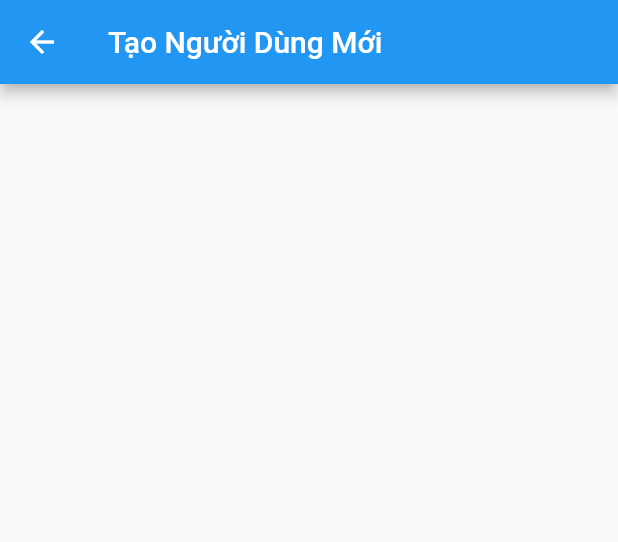
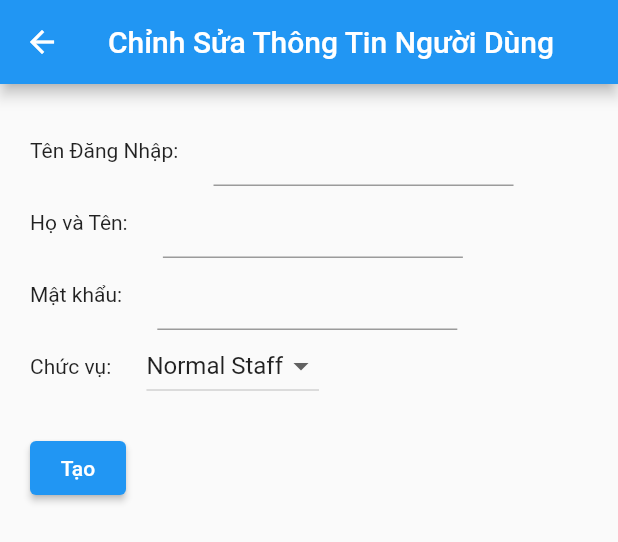
Before and after one commit to PercyPham/qrmos, a Flutter app: the UserManagementScreen widget shown alone on an empty page, opened directly, after a tap on "Tạo mới", on a phone screen of 412 x 824 dp. Shown: the top 542 px of the screen. Run offline on Flutter 3.47's test engine with Material 2 defaults, Android fonts, the phone set to English and light mode, and no system bars; our stand-ins replace shared_preferences; accounts and stored records are empty; network calls fail.

Commit message:
feat(fe): create new user

```diff
--- a/frontend/lib/main.dart
+++ b/frontend/lib/main.dart
@@ -30,7 +30,6 @@ class MyApp extends StatelessWidget {
         "/": (context) => const DashboardScreen(),
         LoginScreen.routeName: (context) => const LoginScreen(),
         DashboardScreen.routeName: (context) => const DashboardScreen(),
-        CreateUserScreen.routeName: (context) => const CreateUserScreen(),
       },
     );
   }
--- a/frontend/lib/screens/create_user/create_user.dart
+++ b/frontend/lib/screens/create_user/create_user.dart
@@ -1,8 +1,7 @@
 import 'package:flutter/material.dart';
+import 'package:qrmos/services/qrmos/qrmos.dart' show User, createUser;
 
 class CreateUserScreen extends StatefulWidget {
-  static const routeName = "/create-user";
-
   const CreateUserScreen({Key? key}) : super(key: key);
 
   @override
@@ -10,12 +9,143 @@ class CreateUserScreen extends StatefulWidget {
 }
 
 class _CreateUserScreenState extends State<CreateUserScreen> {
+  String _username = "";
+  String _fullName = "";
+  String _password = "";
+  String _role = "normal-staff";
+
+  String _errMsg = "";
+  String _successMsg = "";
+
   @override
   Widget build(BuildContext context) {
     return Scaffold(
       appBar: AppBar(
-        title: const Text("Tạo Người Dùng Mới"),
+        title: const Text("Chỉnh Sửa Thông Tin Người Dùng"),
+      ),
+      body: Container(
+        padding: const EdgeInsets.all(20),
+        child: Column(
+          crossAxisAlignment: CrossAxisAlignment.start,
+          children: [
+            _textInputRow(
+                label: "Tên Đăng Nhập: ",
+                onChanged: (val) {
+                  setState(() {
+                    _username = val;
+                    _errMsg = "";
+                    _successMsg = "";
+                  });
+                }),
+            _textInputRow(
+                label: "Họ và Tên: ",
+                onChanged: (val) {
+                  setState(() {
+                    _fullName = val;
+                    _errMsg = "";
+                    _successMsg = "";
+                  });
+                }),
+            _textInputRow(
+                label: "Mật khẩu: ",
+                onChanged: (val) {
+                  setState(() {
+                    _password = val;
+                    _errMsg = "";
+                    _successMsg = "";
+                  });
+                }),
+            _roleInputRow(),
+            Container(height: 10),
+            if (_errMsg != "")
+              Text(
+                _errMsg,
+                style: const TextStyle(color: Colors.red),
+              ),
+            if (_successMsg != "")
+              Text(
+                _successMsg,
+                style: const TextStyle(color: Colors.green),
+              ),
+            Container(height: 10),
+            ElevatedButton(
+              child: const Text("Tạo"),
+              onPressed: _onCreateButtonClicked,
+            ),
+          ],
+        ),
       ),
     );
   }
+
+  Row _textInputRow({
+    required String label,
+    required void Function(String) onChanged,
+  }) {
+    return Row(
+      children: [
+        Text(label),
+        Container(width: 20),
+        SizedBox(
+          width: 200,
+          child: TextFormField(
+            onChanged: onChanged,
+          ),
+        ),
+      ],
+    );
+  }
+
+  Row _roleInputRow() {
+    return Row(children: [
+      const Text("Chức vụ: "),
+      Container(width: 20),
+      DropdownButton<String>(
+        value: _role,
+        onChanged: (val) {
+          if (val != null) {
+            setState(() {
+              _role = val;
+              _errMsg = "";
+              _successMsg = "";
+            });
+          }
+        },
+        items: const [
+          DropdownMenuItem(
+            value: "admin",
+            child: Text("Admin"),
+          ),
+          DropdownMenuItem(
+            value: "manager",
+            child: Text("Manager"),
+          ),
+          DropdownMenuItem(
+            value: "normal-staff",
+            child: Text("Normal Staff"),
+          ),
+        ],
+      )
+    ]);
+  }
+
+  void _onCreateButtonClicked() async {
+    var resp = await createUser(User(
+      username: _username,
+      fullName: _fullName,
+      password: _password,
+      role: _role,
+    ));
+
+    if (resp.error != null) {
+      setState(() {
+        _errMsg = resp.error!.message;
+      });
+      return;
+    }
+
+    setState(() {
+      _successMsg = "Tạo thành công!";
+    });
+  }
 }
--- a/frontend/lib/screens/edit_user/edit_user.dart
+++ b/frontend/lib/screens/edit_user/edit_user.dart
@@ -26,7 +26,7 @@ class _EditUserScreenState extends State<EditUserScreen> {
     _fullName = widget.user.fullName;
     _password = "";
     _role = widget.user.role;
-    _active = widget.user.active;
+    _active = widget.user.active!;
   }
 
   @override
--- a/frontend/lib/screens/user_management/user_management.dart
+++ b/frontend/lib/screens/user_management/user_management.dart
@@ -115,7 +115,7 @@ class _UserManagementScreenState extends State<UserManagementScreen> {
         _userRowText(user.username, onTap),
         _userRowText(user.fullName, onTap),
         _userRowText(user.role, onTap),
-        _userRowText(user.active ? "Có" : "Không", onTap),
+        _userRowText(user.active == true ? "Có" : "Không", onTap),
       ],
     );
   }
@@ -139,7 +139,8 @@ class _UserManagementScreenState extends State<UserManagementScreen> {
     return ElevatedButton(
       child: const Text("Tạo mới"),
       onPressed: () async {
-        await Navigator.of(context).pushNamed(CreateUserScreen.routeName);
+        await Navigator.of(context)
+            .push(MaterialPageRoute(builder: (context) => const CreateUserScreen()));
         await _loadUsers();
       },
     );
--- a/frontend/lib/services/qrmos/user/models.dart
+++ b/frontend/lib/services/qrmos/user/models.dart
@@ -3,14 +3,14 @@ class User {
   final String fullName;
   final String? password;
   final String role;
-  final bool active;
+  final bool? active;
 
   User({
     required this.username,
     this.password,
     required this.fullName,
     required this.role,
-    required this.active,
+    this.active,
   });
 
   User.fromJson(Map<String, dynamic> data)
--- a/frontend/lib/services/qrmos/user/user.dart
+++ b/frontend/lib/services/qrmos/user/user.dart
@@ -1,4 +1,5 @@
 export './get_all_users.dart';
 export './get_user.dart';
+export './create_user.dart';
 export './update_user.dart';
 export './models.dart';
```
Also changed, not shown: frontend/lib/services/qrmos/user/create_user.dart (added, +22 -0 lines).
